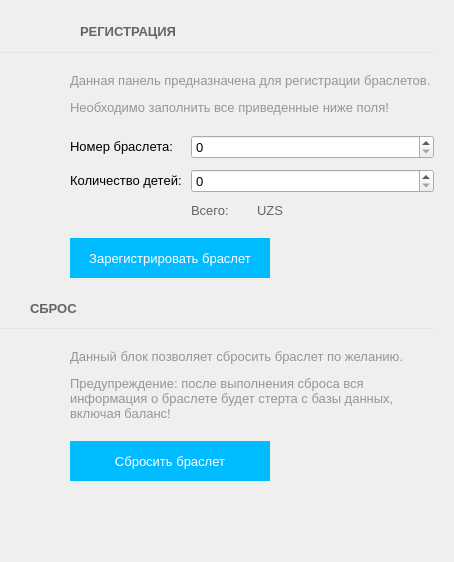
Qt form Client/forms/RegisterForm.ui (Baxulio/Attraction) before a commit.
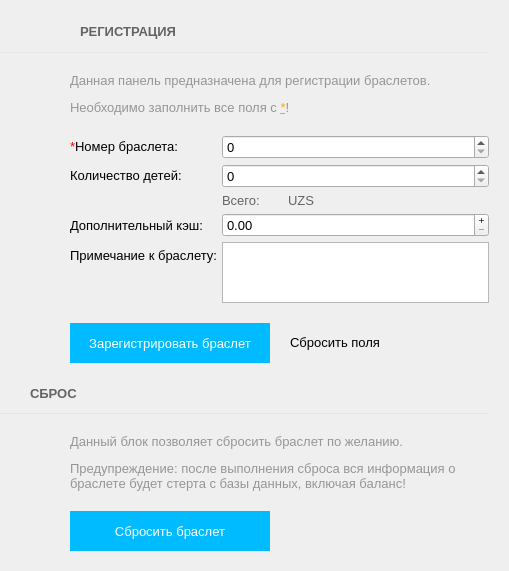
The same form after that commit. Icons and pictures are not drawn.

What changed in the file:
```diff
--- a/Client/forms/RegisterForm.ui
+++ b/Client/forms/RegisterForm.ui
@@ -6,8 +6,8 @@
    <rect>
     <x>0</x>
     <y>0</y>
-    <width>454</width>
-    <height>562</height>
+    <width>509</width>
+    <height>571</height>
    </rect>
   </property>
   <property name="windowTitle">
@@ -154,13 +154,7 @@
       </layout>
      </item>
      <item>
-      <layout class="QVBoxLayout" name="verticalLayout" stretch="0,0,0">
-       <property name="spacing">
-        <number>20</number>
-       </property>
-       <property name="sizeConstraint">
-        <enum>QLayout::SetDefaultConstraint</enum>
-       </property>
+      <layout class="QVBoxLayout" name="verticalLayout">
        <item>
         <widget class="QLabel" name="label_5">
          <property name="font">
@@ -169,7 +163,7 @@
           </font>
          </property>
          <property name="text">
-          <string>&lt;html&gt;&lt;head/&gt;&lt;body&gt;&lt;p&gt;&lt;span style=&quot; color:#969696;&quot;&gt;Данная панель предназначена для регистрации браслетов. &lt;/span&gt;&lt;/p&gt;&lt;p&gt;&lt;span style=&quot; color:#969696;&quot;&gt;Необходимо заполнить все приведенные ниже поля!&lt;/span&gt;&lt;/p&gt;&lt;/body&gt;&lt;/html&gt;</string>
+          <string>&lt;html&gt;&lt;head/&gt;&lt;body&gt;&lt;p&gt;&lt;span style=&quot; color:#969696;&quot;&gt;Данная панель предназначена для регистрации браслетов. &lt;/span&gt;&lt;/p&gt;&lt;p&gt;&lt;span style=&quot; color:#969696;&quot;&gt;Необходимо заполнить все поля с &lt;/span&gt;&lt;span style=&quot; text-decoration: underline; color:#ffaa00;&quot;&gt;*&lt;/span&gt;&lt;span style=&quot; color:#969696;&quot;&gt;!&lt;/span&gt;&lt;/p&gt;&lt;/body&gt;&lt;/html&gt;</string>
          </property>
          <property name="wordWrap">
           <bool>false</bool>
@@ -178,17 +172,11 @@
        </item>
        <item>
         <layout class="QFormLayout" name="formLayout">
-         <property name="sizeConstraint">
-          <enum>QLayout::SetDefaultConstraint</enum>
-         </property>
-         <property name="fieldGrowthPolicy">
-          <enum>QFormLayout::AllNonFixedFieldsGrow</enum>
-         </property>
          <property name="horizontalSpacing">
           <number>5</number>
          </property>
          <property name="verticalSpacing">
-          <number>10</number>
+          <number>5</number>
          </property>
          <item row="0" column="0">
           <widget class="QLabel" name="label">
@@ -198,7 +186,10 @@
             </font>
            </property>
            <property name="text">
-            <string>&lt;html&gt;&lt;head/&gt;&lt;body&gt;&lt;p&gt;Номер браслета: &lt;/p&gt;&lt;/body&gt;&lt;/html&gt;</string>
+            <string>&lt;html&gt;&lt;head/&gt;&lt;body&gt;&lt;p&gt;&lt;span style=&quot; color:#ff0000;&quot;&gt;*&lt;/span&gt;Номер браслета: &lt;/p&gt;&lt;/body&gt;&lt;/html&gt;</string>
+           </property>
+           <property name="buddy">
+            <cstring>bracer_number_spinBox</cstring>
            </property>
           </widget>
          </item>
@@ -314,6 +305,72 @@
            </item>
           </layout>
          </item>
+         <item row="3" column="0">
+          <widget class="QLabel" name="label_28">
+           <property name="font">
+            <font>
+             <pointsize>10</pointsize>
+            </font>
+           </property>
+           <property name="text">
+            <string>Дополнительный кэш:</string>
+           </property>
+           <property name="buddy">
+            <cstring>cash_doubleSpinBox</cstring>
+           </property>
+          </widget>
+         </item>
+         <item row="3" column="1">
+          <widget class="QDoubleSpinBox" name="cash_doubleSpinBox">
+           <property name="sizePolicy">
+            <sizepolicy hsizetype="Minimum" vsizetype="Fixed">
+             <horstretch>0</horstretch>
+             <verstretch>0</verstretch>
+            </sizepolicy>
+           </property>
+           <property name="maximumSize">
+            <size>
+             <width>300</width>
+             <height>16777215</height>
+            </size>
+           </property>
+           <property name="font">
+            <font>
+             <pointsize>10</pointsize>
+            </font>
+           </property>
+           <property name="buttonSymbols">
+            <enum>QAbstractSpinBox::PlusMinus</enum>
+           </property>
+           <property name="decimals">
+            <number>2</number>
+           </property>
+           <property name="maximum">
+            <double>10000000.000000000000000</double>
+           </property>
+           <property name="singleStep">
+            <double>500.000000000000000</double>
+           </property>
+          </widget>
+         </item>
+         <item row="4" column="0">
+          <widget class="QLabel" name="label_29">
+           <property name="font">
+            <font>
+             <pointsize>10</pointsize>
+            </font>
+           </property>
+           <property name="text">
+            <string>Примечание к браслету:</string>
+           </property>
+           <property name="buddy">
+            <cstring>comment_textEdit</cstring>
+           </property>
+          </widget>
+         </item>
+         <item row="4" column="1">
+          <widget class="QTextEdit" name="comment_textEdit"/>
+         </item>
         </layout>
        </item>
        <item>
@@ -335,17 +392,51 @@
             <string notr="true">QAbstractButton{
 color: rgb(255, 255, 255);
 border:none;
+background-color: rgb(100, 100, 100);
+}
+QAbstractButton:enabled:hover{
+
+	background-color: rgb(0, 187, 255,50%);
+
+}
+QAbstractButton:enabled{
 	background-color: rgb(0, 187, 255);
-}
-QAbstractButton:hover{
-/*background-color: rgb(255, 170, 0);*/
-	background-color: rgb(0, 187, 255, 50%);
-
 }</string>
            </property>
            <property name="text">
             <string>Зарегистрировать браслет</string>
            </property>
+           <property name="default">
+            <bool>true</bool>
+           </property>
+          </widget>
+         </item>
+         <item>
+          <widget class="QPushButton" name="register_bracer_but_2">
+           <property name="font">
+            <font>
+             <pointsize>10</pointsize>
+            </font>
+           </property>
+           <property name="cursor">
+            <cursorShape>PointingHandCursor</cursorShape>
+           </property>
+           <property name="styleSheet">
+            <string notr="true">QPushButton{
+    border: none; /* no border for a flat push button */
+}
+
+QPushButton:hover{
+	text-decoration: underline;
+}</string>
+           </property>
+           <property name="text">
+            <string>Сбросить поля</string>
+           </property>
+           <property name="icon">
+            <iconset resource="../clientresources.qrc">
+             <normaloff>:/resources/glyphs/51.png</normaloff>:/resources/glyphs/51.png</iconset>
+           </property>
           </widget>
          </item>
          <item>
@@ -519,12 +610,15 @@
             <string notr="true">QAbstractButton{
 color: rgb(255, 255, 255);
 border:none;
+background-color: rgb(100, 100, 100);
+}
+QAbstractButton:enabled:hover{
+
+	background-color: rgb(0, 187, 255,50%);
+
+}
+QAbstractButton:enabled{
 	background-color: rgb(0, 187, 255);
-}
-QAbstractButton:hover{
-/*background-color: rgb(255, 170, 0);*/
-	background-color: rgb(0, 187, 255, 50%);
-
 }</string>
            </property>
            <property name="text">
```
Left out of the diff: 102 changed lines with no effect on the pictures.
